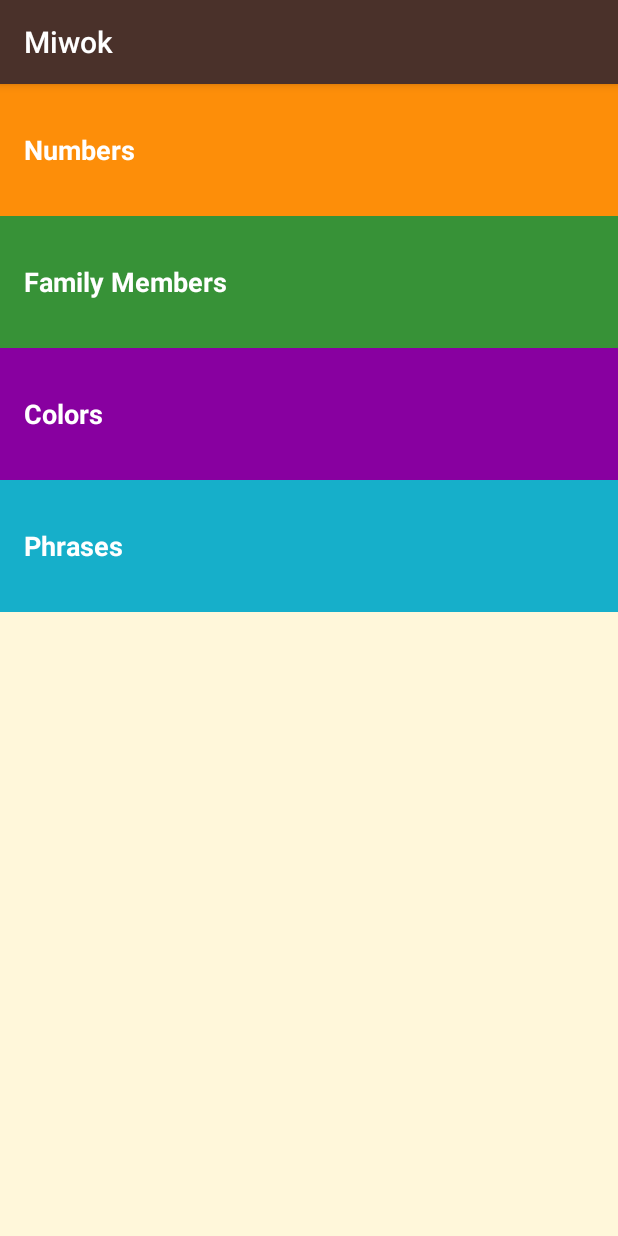
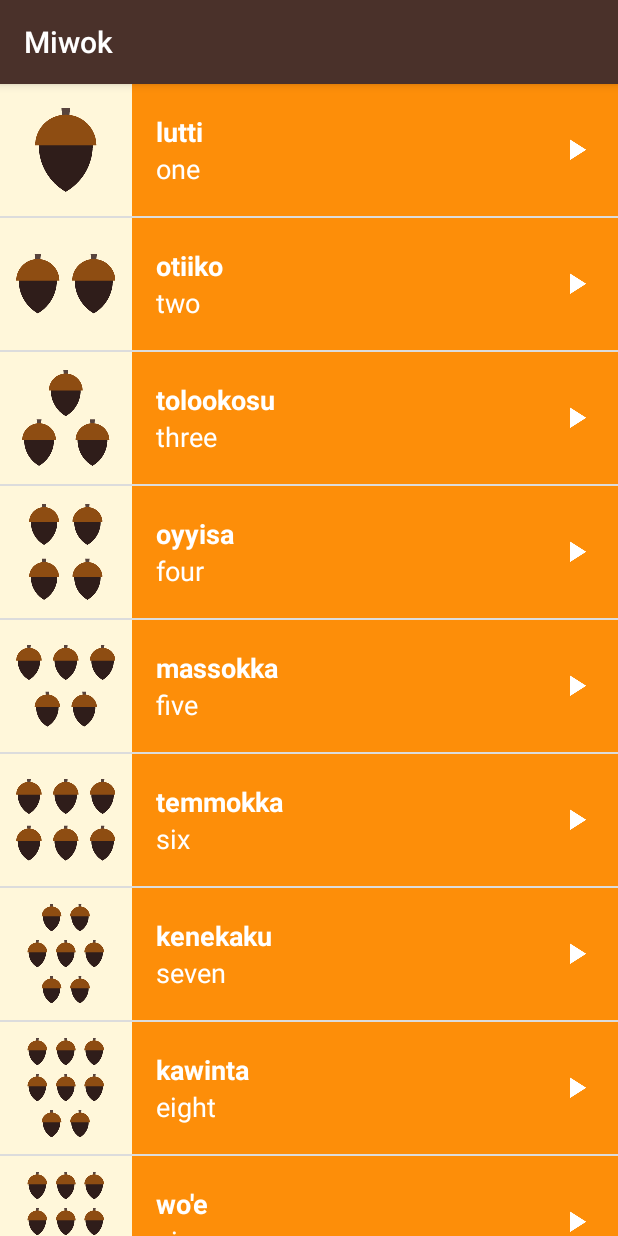
Before and after one commit to almeida1492/Miwok-App, an Android app: the screen it shows after launch (MainActivity), on a phone screen of 412 x 824 dp. Run offline under Robolectric (Android 15) with nearby library versions, the light colour scheme and no system bars.

Commit message:
Implements ViewPager feature for app navigation

```diff
--- a/app/src/main/java/com/example/android/miwok/WordAdapter.java
+++ b/app/src/main/java/com/example/android/miwok/Adapters/WordAdapter.java
@@ -1,4 +1,4 @@
-package com.example.android.miwok;
+package com.example.android.miwok.Adapters;
 
 import android.app.Activity;
 import android.view.LayoutInflater;
@@ -7,6 +7,9 @@ import android.view.ViewGroup;
 import android.widget.ArrayAdapter;
 import android.widget.ImageView;
 import android.widget.TextView;
+
+import com.example.android.miwok.R;
+import com.example.android.miwok.Word;
 
 import java.util.ArrayList;
 
--- /dev/null
+++ b/app/src/main/java/com/example/android/miwok/Adapters/WordsFragmentPagerAdapter.java
@@ -0,0 +1,39 @@
+package com.example.android.miwok.Adapters;
+
+import android.support.v4.app.Fragment;
+import android.support.v4.app.FragmentManager;
+import android.support.v4.app.FragmentPagerAdapter;
+
+import com.example.android.miwok.Fragments.ColorsFragment;
+import com.example.android.miwok.Fragments.FamilyFragment;
+import com.example.android.miwok.Fragments.NumbersFragment;
+import com.example.android.miwok.Fragments.PhrasesFragment;
+
+/**
+ * Created by henriquedealmeida on 31/10/17.
+ */
+
+public class WordsFragmentPagerAdapter extends FragmentPagerAdapter{
+
+    public WordsFragmentPagerAdapter(FragmentManager fm) {
+        super(fm);
+    }
+
+    @Override
+    public Fragment getItem(int position) {
+        if (position == 0) {
+            return new NumbersFragment();
+        } else if (position == 1){
+            return new FamilyFragment();
+        } else if (position == 2){
+            return new ColorsFragment();
+        } else {
+            return new PhrasesFragment();
+        }
+    }
+
+    @Override
+    public int getCount() {
+        return 4;
+    }
+}
--- a/app/src/main/java/com/example/android/miwok/Fragments/ColorsFragment.java
+++ b/app/src/main/java/com/example/android/miwok/Fragments/ColorsFragment.java
@@ -14,7 +14,7 @@ import android.widget.ListView;
 
 import com.example.android.miwok.R;
 import com.example.android.miwok.Word;
-import com.example.android.miwok.WordAdapter;
+import com.example.android.miwok.Adapters.WordAdapter;
 
 import java.util.ArrayList;
 
--- a/app/src/main/java/com/example/android/miwok/Fragments/FamilyFragment.java
+++ b/app/src/main/java/com/example/android/miwok/Fragments/FamilyFragment.java
@@ -15,7 +15,7 @@ import android.widget.ListView;
 
 import com.example.android.miwok.R;
 import com.example.android.miwok.Word;
-import com.example.android.miwok.WordAdapter;
+import com.example.android.miwok.Adapters.WordAdapter;
 
 import java.util.ArrayList;
 
--- a/app/src/main/java/com/example/android/miwok/Fragments/NumbersFragment.java
+++ b/app/src/main/java/com/example/android/miwok/Fragments/NumbersFragment.java
@@ -15,7 +15,7 @@ import android.widget.ListView;
 
 import com.example.android.miwok.R;
 import com.example.android.miwok.Word;
-import com.example.android.miwok.WordAdapter;
+import com.example.android.miwok.Adapters.WordAdapter;
 
 import java.util.ArrayList;
 
--- a/app/src/main/java/com/example/android/miwok/Fragments/PhrasesFragment.java
+++ b/app/src/main/java/com/example/android/miwok/Fragments/PhrasesFragment.java
@@ -15,7 +15,7 @@ import android.widget.ListView;
 
 import com.example.android.miwok.R;
 import com.example.android.miwok.Word;
-import com.example.android.miwok.WordAdapter;
+import com.example.android.miwok.Adapters.WordAdapter;
 
 import java.util.ArrayList;
 
--- a/app/src/main/java/com/example/android/miwok/MainActivity.java
+++ b/app/src/main/java/com/example/android/miwok/MainActivity.java
@@ -15,11 +15,11 @@
  */
 package com.example.android.miwok;
 
-import android.content.Intent;
 import android.os.Bundle;
+import android.support.v4.view.ViewPager;
 import android.support.v7.app.AppCompatActivity;
-import android.view.View;
-import android.widget.TextView;
+
+import com.example.android.miwok.Adapters.WordsFragmentPagerAdapter;
 
 public class MainActivity extends AppCompatActivity {
 
@@ -27,60 +27,13 @@ public class MainActivity extends AppCompatActivity {
     protected void onCreate(Bundle savedInstanceState) {
         super.onCreate(savedInstanceState);
 
-
         // Set the content of the activity to use the activity_main.xml layout file
         setContentView(R.layout.activity_main);
 
-        // Find the View that shows the numbers category
-        TextView numbers = (TextView) findViewById(R.id.numbers);
+        ViewPager viewPager = (ViewPager) findViewById(R.id.viewpager);
 
-        // Set a click listener on that View
-        numbers.setOnClickListener(new View.OnClickListener() {
-            // The code in this method will be executed when the numbers View is clicked on.
-            @Override
-            public void onClick(View view) {
-                Intent numbersIntent = new Intent(MainActivity.this, NumbersActivity.class);
-                startActivity(numbersIntent);
-            }
-        });
+        WordsFragmentPagerAdapter adapter = new WordsFragmentPagerAdapter(getSupportFragmentManager());
 
-        // Find the View that shows the numbers category
-        TextView colors = (TextView) findViewById(R.id.colors);
-
-        // Set a click listener on that View
-        colors.setOnClickListener(new View.OnClickListener() {
-            // The code in this method will be executed when the numbers View is clicked on.
-            @Override
-            public void onClick(View view) {
-                Intent colorsIntent = new Intent(MainActivity.this, ColorsActivity.class);
-                startActivity(colorsIntent);
-            }
-        });
-
-        // Find the View that shows the numbers category
-        TextView phrases = (TextView) findViewById(R.id.phrases);
-
-        // Set a click listener on that View
-        phrases.setOnClickListener(new View.OnClickListener() {
-            // The code in this method will be executed when the numbers View is clicked on.
-            @Override
-            public void onClick(View view) {
-                Intent phrasesIntent = new Intent(MainActivity.this, PhrasesActivity.class);
-                startActivity(phrasesIntent);
-            }
-        });
-
-        // Find the View that shows the numbers category
-        TextView family = (TextView) findViewById(R.id.family);
-
-        // Set a click listener on that View
-        family.setOnClickListener(new View.OnClickListener() {
-            // The code in this method will be executed when the numbers View is clicked on.
-            @Override
-            public void onClick(View view) {
-                Intent familyIntent = new Intent(MainActivity.this, FamilyActivity.class);
-                startActivity(familyIntent);
-            }
-        });
+        viewPager.setAdapter(adapter);
     }
 }
--- a/app/src/main/res/layout/activity_main.xml
+++ b/app/src/main/res/layout/activity_main.xml
@@ -3,55 +3,11 @@
     xmlns:tools="http://schemas.android.com/tools"
     android:layout_width="match_parent"
     android:layout_height="match_parent"
-    android:background="@color/tan_background"
     android:orientation="vertical"
     tools:context="com.example.android.miwok.MainActivity">
 
-    <!-- Numbers category -->
-    <FrameLayout
+    <android.support.v4.view.ViewPager
+        android:id="@+id/viewpager"
         android:layout_width="match_parent"
-        android:layout_height="wrap_content"
-        android:background="@color/category_numbers">
-        <TextView
-            android:id="@+id/numbers"
-            style="@style/CategoryStyle"
-            android:background="?android:attr/selectableItemBackground"
-            android:text="@string/category_numbers" />
-    </FrameLayout>
-
-    <!-- Family category -->
-    <FrameLayout
-        android:layout_width="match_parent"
-        android:layout_height="wrap_content"
-        android:background="@color/category_family">
-        <TextView
-            android:id="@+id/family"
-            style="@style/CategoryStyle"
-            android:background="?android:attr/selectableItemBackground"
-            android:text="@string/category_family" />
-    </FrameLayout>
-
-    <!-- Colors category -->
-    <FrameLayout
-        android:layout_width="match_parent"
-        android:layout_height="wrap_content"
-        android:background="@color/category_colors">
-        <TextView
-            android:id="@+id/colors"
-            style="@style/CategoryStyle"
-            android:background="?android:attr/selectableItemBackground"
-            android:text="@string/category_colors" />
-    </FrameLayout>
-
-    <!-- Phrases category -->
-    <FrameLayout
-        android:layout_width="match_parent"
-        android:layout_height="wrap_content"
-        android:background="@color/category_phrases">
-        <TextView
-            android:id="@+id/phrases"
-            style="@style/CategoryStyle"
-            android:background="?android:attr/selectableItemBackground"
-            android:text="@string/category_phrases" />
-    </FrameLayout>
+        android:layout_height="match_parent"/>
 </LinearLayout>
```
